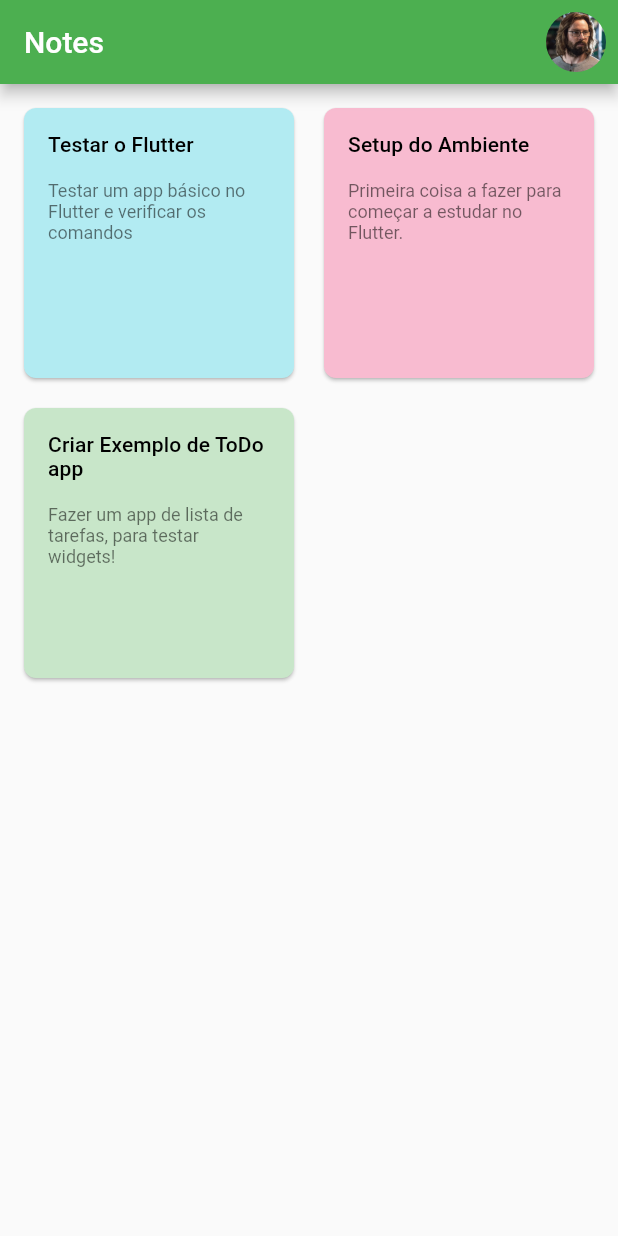
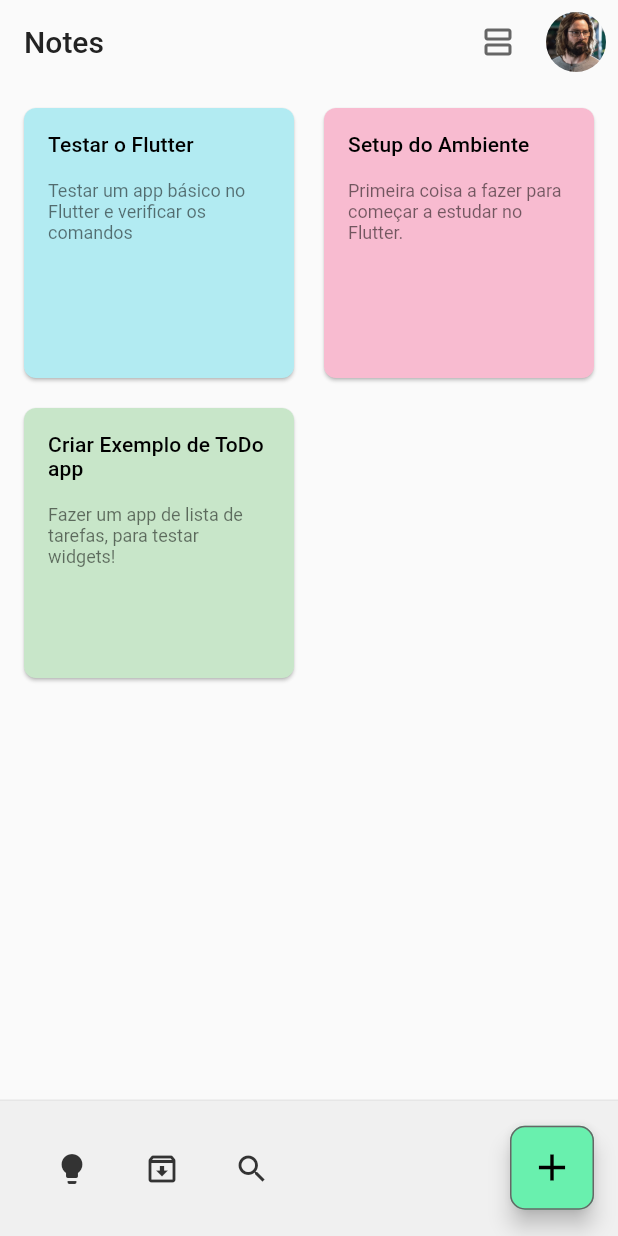
Before and after one commit to drantunes/flutter_notes_app_ads, a Flutter app: the screen it shows after launch, on a phone screen of 412 x 824 dp. Run offline on Flutter 3.47's test engine with Material 2 defaults, Android fonts, the phone set to English and light mode, and no system bars.

Commit message:
Aula 2: Navegação, setState, Formulários

```diff
--- a/lib/app.dart
+++ b/lib/app.dart
@@ -1,17 +1,18 @@
 import 'package:flutter/material.dart';
 import 'package:flutter_notes_app_ads/pages/notes_page.dart';
+import 'package:flutter_notes_app_ads/theme/custom_black_theme.dart';
 
 class App extends StatelessWidget {
   const App({Key? key}) : super(key: key);
 
   @override
   Widget build(BuildContext context) {
+    const brightness = Brightness.light;
+
     return MaterialApp(
       title: 'Notes App',
       debugShowCheckedModeBanner: false,
-      theme: ThemeData(
-        primarySwatch: Colors.green,
-      ),
+      theme: CustomBlackTheme.getThemeData(brightness: brightness),
       home: const NotesPage(),
     );
   }
--- a/lib/pages/notes_page.dart
+++ b/lib/pages/notes_page.dart
@@ -1,23 +1,80 @@
 import 'package:flutter/material.dart';
+import 'package:flutter_notes_app_ads/models/note.dart';
+import 'package:flutter_notes_app_ads/pages/add_note_page.dart';
 import 'package:flutter_notes_app_ads/repositories/notes_repository.dart';
+import 'package:flutter_notes_app_ads/widgets/bottom_navigation_widget.dart';
 import 'package:flutter_notes_app_ads/widgets/note_card.dart';
 
-class NotesPage extends StatelessWidget {
+class NotesPage extends StatefulWidget {
   const NotesPage({Key? key}) : super(key: key);
 
   @override
+  State<NotesPage> createState() => _NotesPageState();
+}
+
+class _NotesPageState extends State<NotesPage> {
+  final NotesRepository notesRepository = NotesRepository();
+  List<Note> notes = [];
+
+  @override
+  void initState() {
+    super.initState();
+    _loadNotes();
+  }
+
+  _loadNotes() {
+    notes = notesRepository.notes;
+  }
+
+  _updateNotes() {
+    setState(() {
+      ScaffoldMessenger.of(context).showSnackBar(
+        SnackBar(
+          content: const Text('Nota adicionada!'),
+          action: SnackBarAction(
+            label: 'OK',
+            onPressed: () => ScaffoldMessenger.of(context).hideCurrentSnackBar(),
+          ),
+        ),
+      );
+    });
+  }
+
+  @override
   Widget build(BuildContext context) {
-    final notes = NotesRepository.notes;
-
     return Scaffold(
       appBar: AppBar(
         title: const Text('Notes'),
         actions: [
+          IconButton(
+            onPressed: () => {},
+            icon: const Icon(Icons.view_agenda_outlined),
+          ),
           Padding(
             padding: const EdgeInsets.all(8.0),
-            child: ClipRRect(
-              borderRadius: BorderRadius.circular(60),
-              child: Image.asset('images/profile.png'),
+            child: Hero(
+              tag: 'foto',
+              child: GestureDetector(
+                onTap: () {
+                  Navigator.of(context).push(MaterialPageRoute(
+                      builder: (_) => Scaffold(
+                            appBar: AppBar(),
+                            body: Hero(
+                              tag: 'foto',
+                              child: Center(
+                                child: Padding(
+                                  padding: const EdgeInsets.all(30.0),
+                                  child: Image.asset('images/profile.png'),
+                                ),
+                              ),
+                            ),
+                          )));
+                },
+                child: ClipRRect(
+                  borderRadius: BorderRadius.circular(60),
+                  child: Image.asset('images/profile.png'),
+                ),
+              ),
             ),
           ),
         ],
@@ -32,6 +89,40 @@ class NotesPage extends StatelessWidget {
           children: notes.map((note) => NoteCard(note: note)).toList(),
         ),
       ),
+      floatingActionButton: FloatingActionButton(
+        onPressed: () {
+          Navigator.of(context).push(
+            MaterialPageRoute(
+              builder: (_) => AddNotePage(
+                notesRepository: notesRepository,
+                onSave: _updateNotes,
+              ),
+              fullscreenDialog: true,
+            ),
+          );
+        },
+        child: const Icon(Icons.add),
+      ),
+      floatingActionButtonLocation: FloatingActionButtonLocation.endContained,
+      bottomNavigationBar: BottomNavigationWidget(
+        buttons: [
+          IconButton(
+            tooltip: '',
+            icon: const Icon(Icons.lightbulb),
+            onPressed: () => {},
+          ),
+          IconButton(
+            tooltip: '',
+            icon: const Icon(Icons.archive_outlined),
+            onPressed: () => {},
+          ),
+          IconButton(
+            tooltip: '',
+            icon: const Icon(Icons.search),
+            onPressed: () => {},
+          ),
+        ],
+      ),
     );
   }
 }
--- a/lib/repositories/notes_repository.dart
+++ b/lib/repositories/notes_repository.dart
@@ -1,8 +1,20 @@
+import 'dart:collection';
+
 import 'package:flutter/material.dart';
 import 'package:flutter_notes_app_ads/models/note.dart';
 
 class NotesRepository {
-  static List<Note> notes = [
+  final List<Note> _notes = [];
+
+  UnmodifiableListView<Note> get notes => UnmodifiableListView(_notes);
+
+  saveNote(Note note) {
+    _notes.add(note);
+  }
+
+  NotesRepository() {
+    _notes.addAll(
+      [
         Note(
           title: 'Testar o Flutter',
           description: 'Testar um app básico no Flutter e verificar os comandos',
@@ -18,5 +30,7 @@ class NotesRepository {
           description: 'Fazer um app de lista de tarefas, para testar widgets!',
           color: Colors.green,
         ),
-  ];
+      ],
+    );
   }
+}
--- /dev/null
+++ b/lib/theme/custom_black_theme.dart
@@ -0,0 +1,85 @@
+import 'package:flutter/material.dart';
+
+class CustomBlackTheme {
+  static bool isDark = false;
+
+  static MaterialColor black = const MaterialColor(
+    4280427042,
+    {
+      50: Color(0xfff0f0f0),
+      100: Color(0xffe6e6e6),
+      200: Color(0xffcccccc),
+      300: Color(0xffb3b3b3),
+      400: Color(0xff999999),
+      500: Color(0xff808080),
+      600: Color(0xff666666),
+      700: Color(0xff4d4d4d),
+      800: Color(0xff333333),
+      900: Color(0xff1A1A1A)
+    },
+  );
+
+  static getThemeData({required brightness}) {
+    isDark = brightness == Brightness.dark;
+
+    return ThemeData(
+      brightness: brightness,
+      primarySwatch: black,
+      scaffoldBackgroundColor: _scaffoldBackgroundColor(),
+      appBarTheme: _appBarTheme(),
+      elevatedButtonTheme: _elevatedButtonThemeData,
+      floatingActionButtonTheme: _fabThemeData(),
+    );
+  }
+
+  static Color _scaffoldBackgroundColor() {
+    return isDark ? Colors.grey.shade900 : Colors.grey.shade50;
+  }
+
+  static AppBarTheme _appBarTheme() {
+    return AppBarTheme(
+      elevation: 0,
+      foregroundColor: isDark ? Colors.white : black,
+      backgroundColor: Colors.transparent,
+      iconTheme: IconThemeData(
+        color: isDark ? black.shade500 : black.shade600,
+      ),
+    );
+  }
+
+  static FloatingActionButtonThemeData _fabThemeData() {
+    return FloatingActionButtonThemeData(
+      backgroundColor: Colors.greenAccent.shade200,
+      foregroundColor: Colors.black,
+      iconSize: 30,
+      splashColor: Colors.greenAccent.shade400,
+      shape: RoundedRectangleBorder(
+        borderRadius: const BorderRadius.all(
+          Radius.circular(10.0),
+        ),
+        side: BorderSide(
+          color: black.shade600,
+          width: isDark ? 0 : 1,
+        ),
+      ),
+    );
+  }
+
+  static ButtonStyle get _elevatedButtonStyle {
+    return ElevatedButton.styleFrom(
+      padding: const EdgeInsets.symmetric(horizontal: 24, vertical: 14),
+      textStyle: const TextStyle(fontSize: 16),
+      shape: const RoundedRectangleBorder(
+        borderRadius: BorderRadius.all(Radius.circular(8)),
+      ),
+    ).copyWith(
+      elevation: MaterialStateProperty.resolveWith<double>((states) => 0.0),
+    );
+  }
+
+  static ElevatedButtonThemeData get _elevatedButtonThemeData {
+    return ElevatedButtonThemeData(
+      style: _elevatedButtonStyle,
+    );
+  }
+}
--- /dev/null
+++ b/lib/widgets/bottom_navigation_widget.dart
@@ -0,0 +1,40 @@
+import 'package:flutter/material.dart';
+import 'package:flutter_notes_app_ads/theme/custom_black_theme.dart';
+
+class BottomNavigationWidget extends StatelessWidget {
+  final List<Widget> buttons;
+
+  const BottomNavigationWidget({
+    Key? key,
+    required this.buttons,
+  }) : super(key: key);
+
+  @override
+  Widget build(BuildContext context) {
+    final isDark = (Theme.of(context).brightness == Brightness.dark);
+
+    return Container(
+      color: isDark ? CustomBlackTheme.black.shade900 : CustomBlackTheme.black.shade100,
+      padding: const EdgeInsets.only(top: 1),
+      child: BottomAppBar(
+        height: 90,
+        elevation: 0,
+        color: isDark ? CustomBlackTheme.black.shade900 : CustomBlackTheme.black.shade50,
+        child: IconTheme(
+          data: IconThemeData(
+            color: isDark ? CustomBlackTheme.black.shade300 : CustomBlackTheme.black.shade800,
+          ),
+          child: Padding(
+            padding: const EdgeInsets.all(12.0),
+            child: Row(
+              mainAxisAlignment: MainAxisAlignment.start,
+              children: <Widget>[
+                ...buttons.expand((button) => [const SizedBox(width: 12), button]),
+              ],
+            ),
+          ),
+        ),
+      ),
+    );
+  }
+}
--- a/lib/widgets/note_card.dart
+++ b/lib/widgets/note_card.dart
@@ -1,20 +1,31 @@
 import 'package:flutter/material.dart';
 import 'package:flutter_notes_app_ads/models/note.dart';
+import 'package:flutter_notes_app_ads/pages/note_details_page.dart';
 
 class NoteCard extends StatelessWidget {
   final Note note;
 
   const NoteCard({Key? key, required this.note}) : super(key: key);
 
+  _openDetails(BuildContext context) {
+    Navigator.of(context).push(
+      MaterialPageRoute(
+        builder: (_) => NoteDetailsPage(note: note),
+      ),
+    );
+  }
+
   @override
   Widget build(BuildContext context) {
-    return Card(
-      color: note.color.shade100,
+    return Hero(
+      tag: 'note-${note.hashCode}',
+      child: Card(
+        color: (Theme.of(context).brightness == Brightness.light) ? note.color.shade100 : note.color.shade900,
         shape: RoundedRectangleBorder(
           borderRadius: BorderRadius.circular(8),
         ),
         child: InkWell(
-        onTap: () => {},
+          onTap: () => _openDetails(context),
           borderRadius: BorderRadius.circular(8),
           splashColor: note.color.withOpacity(.2),
           child: Padding(
@@ -27,20 +38,14 @@ class NoteCard extends StatelessWidget {
                   style: Theme.of(context).textTheme.titleSmall,
                 ),
                 const SizedBox(height: 16),
-              Container(
-                constraints: const BoxConstraints(
-                  maxHeight: 150,
-                  minHeight: 0,
-                ),
-                clipBehavior: Clip.none,
-                child: Text(
+                Text(
                   note.description,
                   maxLines: 4,
                   overflow: TextOverflow.ellipsis,
                   style: Theme.of(context).textTheme.bodySmall,
                 ),
+              ],
             ),
-            ],
           ),
         ),
       ),
```
Also changed, not shown: lib/pages/add_note_page.dart (added, +136 -0 lines), lib/pages/note_details_page.dart (added, +54 -0 lines). Lines whose indentation alone changed are shown as unchanged.
